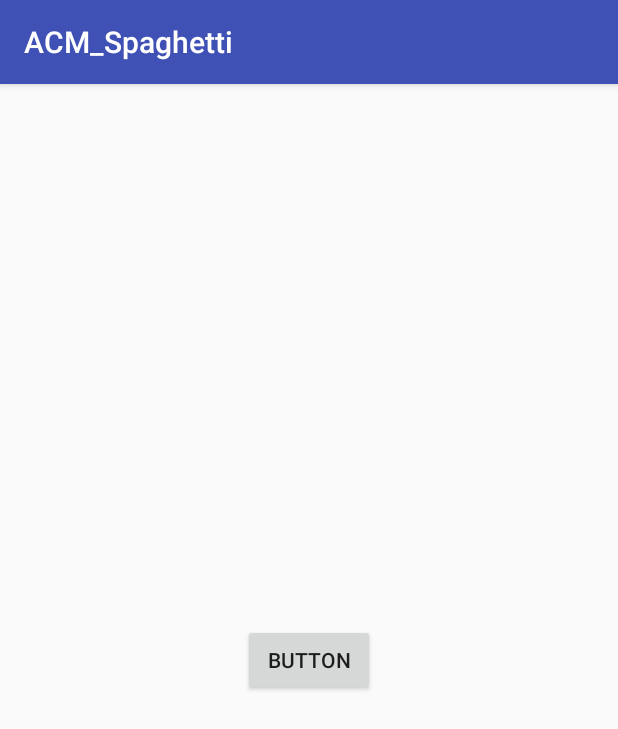
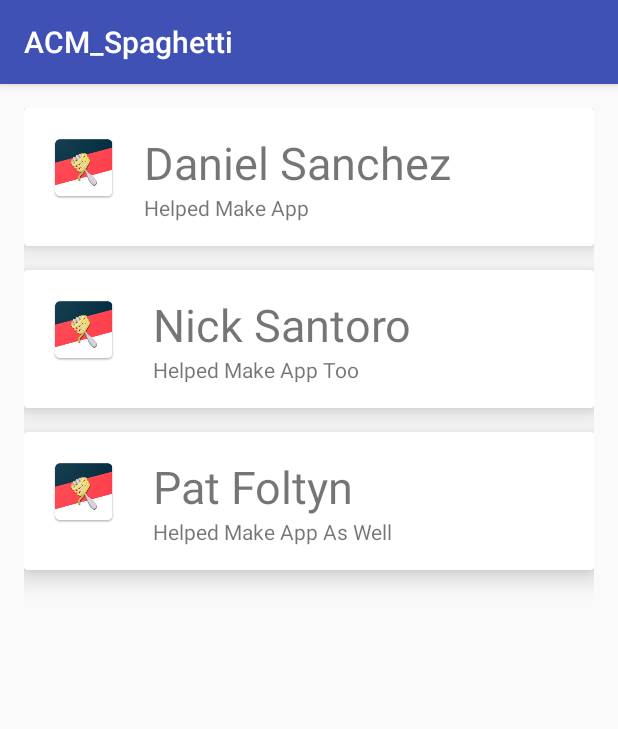
Before and after one commit to RowanACM/TeamSpaghetti, an Android app: the screen it shows after launch (HomeActivity), on a phone screen of 412 x 824 dp. Shown: the top 729 px of the screen. Run offline under Robolectric (Android 15) with nearby library versions, the phone set to English and light mode, and no system bars.

Commit message:
Added Card View for profiles

```diff
--- a/ACM_Spaghetti/app/build.gradle
+++ b/ACM_Spaghetti/app/build.gradle
@@ -26,6 +26,8 @@ dependencies {
     })
     compile 'com.android.support:appcompat-v7:26.+'
     compile 'com.android.support:design:26.+'
+    compile 'com.android.support:cardview-v7:26.0.+'
+    compile 'com.android.support:recyclerview-v7:26.0.+'
     compile 'com.android.support.constraint:constraint-layout:1.0.2'
     testCompile 'junit:junit:4.12'
 }
--- a/ACM_Spaghetti/app/src/main/java/com/example/patfo_000/acm_spaghetti/SplashActivity.java
+++ b/ACM_Spaghetti/app/src/main/java/com/example/patfo_000/acm_spaghetti/SplashActivity.java
@@ -7,7 +7,7 @@ import android.support.v7.app.AppCompatActivity;
 
 public class SplashActivity extends AppCompatActivity {
 
-    private static final int SPLASH_TIME_OUT = 4000;
+    private static final int SPLASH_TIME_OUT = 2500;
 
     @Override
     protected void onCreate(Bundle savedInstanceState) {
--- a/ACM_Spaghetti/app/src/main/res/layout/activity_home.xml
+++ b/ACM_Spaghetti/app/src/main/res/layout/activity_home.xml
@@ -1,24 +1,152 @@
 <?xml version="1.0" encoding="utf-8"?>
-<RelativeLayout xmlns:android="http://schemas.android.com/apk/res/android"
+<LinearLayout xmlns:android="http://schemas.android.com/apk/res/android"
     xmlns:app="http://schemas.android.com/apk/res-auto"
     xmlns:tools="http://schemas.android.com/tools"
     android:layout_width="match_parent"
     android:layout_height="match_parent"
-    tools:context="com.example.patfo_000.acm_spaghetti.HomeActivity">
+    android:orientation="vertical"
+    android:padding="16dp">
 
-    <Button
-        android:id="@+id/button"
-        android:layout_width="wrap_content"
+    <android.support.v7.widget.CardView
+        android:id="@+id/cv"
+        android:layout_width="match_parent"
         android:layout_height="wrap_content"
-        android:text="@string/button"
-        tools:layout_editor_absoluteX="147dp"
-        tools:layout_editor_absoluteY="230dp"
+        android:layout_alignParentBottom="true"
         android:layout_centerHorizontal="true"
-        android:layout_centerVertical="true"/>
+        android:layout_marginBottom="16dp"
+        app:cardElevation="10dp">
+
+        <RelativeLayout
+            android:layout_width="match_parent"
+            android:layout_height="wrap_content"
+            android:padding="16dp">
+
+            <ImageView
+                android:id="@+id/person_photo"
+                android:layout_width="wrap_content"
+                android:layout_height="wrap_content"
+                android:layout_alignParentLeft="true"
+                android:layout_alignParentTop="true"
+                android:layout_marginRight="16dp"
+                android:contentDescription="@string/todo"
+                app:srcCompat="@mipmap/ic_launcher" />
+
+            <TextView
+                android:id="@+id/person_name"
+                android:layout_width="wrap_content"
+                android:layout_height="wrap_content"
+                android:layout_alignParentTop="true"
+                android:layout_toRightOf="@+id/person_photo"
+                android:text="Daniel Sanchez"
+                android:textSize="30sp"
+                android:visibility="visible" />
+
+            <TextView
+                android:id="@+id/person_age"
+                android:layout_width="wrap_content"
+                android:layout_height="wrap_content"
+                android:layout_below="@+id/person_name"
+                android:layout_toRightOf="@+id/person_photo"
+                android:text="@string/helped_make_app"
+                android:visibility="visible" />
+
+        </RelativeLayout>
+
+    </android.support.v7.widget.CardView>
 
     <android.support.v7.widget.CardView
         android:layout_width="match_parent"
-        android:layout_height="wrap_content">
+        android:layout_height="wrap_content"
+        android:layout_marginBottom="16dp"
+        android:padding="16dp"
+        app:cardElevation="10dp">
 
+
+        <RelativeLayout
+            android:layout_width="match_parent"
+            android:layout_height="wrap_content"
+            android:padding="16dp">
+
+            <ImageView
+                android:id="@+id/person_photo2"
+                android:layout_width="wrap_content"
+                android:layout_height="wrap_content"
+                android:layout_alignParentLeft="true"
+                android:layout_alignParentStart="true"
+                android:layout_alignParentTop="true"
+                app:srcCompat="@mipmap/ic_launcher" />
+
+            <TextView
+                android:id="@+id/person_name2"
+                android:layout_width="wrap_content"
+                android:layout_height="wrap_content"
+                android:layout_alignParentTop="true"
+                android:layout_marginLeft="22dp"
+                android:layout_marginStart="22dp"
+                android:layout_toEndOf="@+id/person_photo2"
+                android:layout_toRightOf="@+id/person_photo2"
+                android:text="Nick Santoro"
+                android:textSize="30sp"
+                android:visibility="visible" />
+
+            <TextView
+                android:id="@+id/person_age2"
+                android:layout_width="wrap_content"
+                android:layout_height="wrap_content"
+                android:layout_alignLeft="@+id/person_name2"
+                android:layout_alignStart="@+id/person_name2"
+                android:layout_below="@+id/person_name2"
+                android:text="Helped Make App Too"
+                android:visibility="visible"
+                tools:ignore="NotSibling" />
+        </RelativeLayout>
     </android.support.v7.widget.CardView>
-</RelativeLayout>
+
+    <android.support.v7.widget.CardView
+        android:layout_width="match_parent"
+        android:layout_height="wrap_content"
+        app:cardElevation="10dp"
+        android:padding="16dp">
+
+
+        <RelativeLayout
+            android:layout_width="match_parent"
+            android:layout_height="wrap_content"
+            android:padding="16dp">
+
+            <ImageView
+                android:id="@+id/person_photo3"
+                android:layout_width="wrap_content"
+                android:layout_height="wrap_content"
+                android:layout_alignParentLeft="true"
+                android:layout_alignParentStart="true"
+                android:layout_alignParentTop="true"
+                app:srcCompat="@mipmap/ic_launcher" />
+
+            <TextView
+                android:id="@+id/person_name3"
+                android:layout_width="wrap_content"
+                android:layout_height="wrap_content"
+                android:layout_alignParentTop="true"
+                android:layout_marginLeft="22dp"
+                android:layout_marginStart="22dp"
+                android:layout_toEndOf="@+id/person_photo3"
+                android:layout_toRightOf="@+id/person_photo3"
+                android:text="Pat Foltyn"
+                android:textSize="30sp"
+                android:visibility="visible" />
+
+            <TextView
+                android:id="@+id/person_age3"
+                android:layout_width="wrap_content"
+                android:layout_height="wrap_content"
+                android:layout_alignLeft="@+id/person_name3"
+                android:layout_alignStart="@+id/person_name3"
+                android:layout_below="@+id/person_name3"
+                android:text="Helped Make App As Well"
+                android:visibility="visible"
+                tools:ignore="NotSibling" />
+        </RelativeLayout>
+    </android.support.v7.widget.CardView>
+
+</LinearLayout>
--- a/ACM_Spaghetti/app/src/main/res/values/strings.xml
+++ b/ACM_Spaghetti/app/src/main/res/values/strings.xml
@@ -4,4 +4,6 @@
     <string name="section_format">Hello World from section: %1$d</string>
     <string name="splash_screen">Splash Screen</string>
     <string name="button">Button</string>
+    <string name="todo">TODO</string>
+    <string name="helped_make_app">Helped Make App</string>
 </resources>
```
